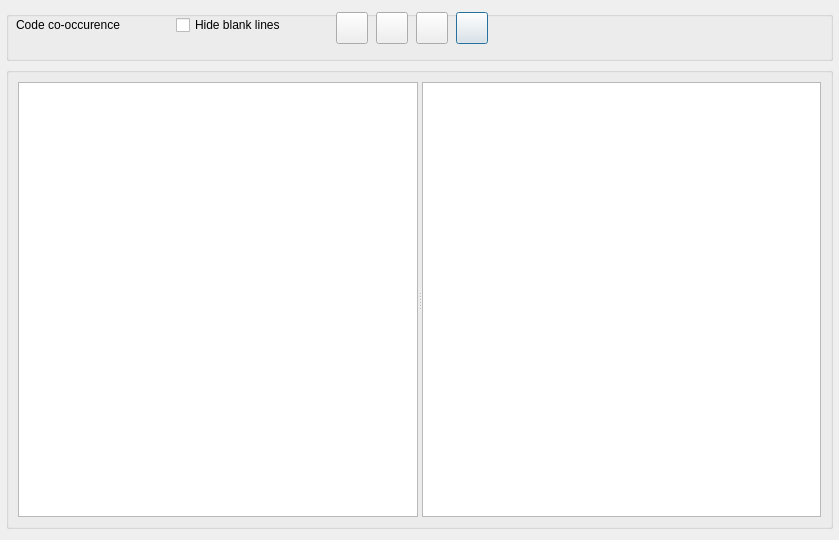
Qt form GUI_UIs/ui_dialog_cooccurrence.ui (ccbogel/QualCoder) before a commit.
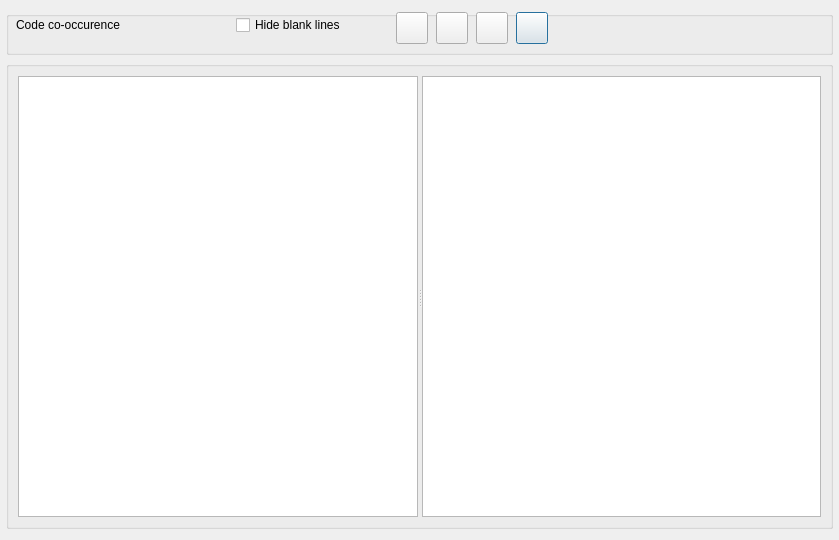
The same form after that commit.

Commit message: resize widgets

```diff
--- a/GUI_UIs/ui_dialog_cooccurrence.ui
+++ b/GUI_UIs/ui_dialog_cooccurrence.ui
@@ -28,13 +28,13 @@
      <property name="minimumSize">
       <size>
        <width>0</width>
-       <height>50</height>
+       <height>44</height>
       </size>
      </property>
      <property name="maximumSize">
       <size>
        <width>16777215</width>
-       <height>50</height>
+       <height>44</height>
       </size>
      </property>
      <property name="title">
@@ -45,7 +45,7 @@
        <rect>
         <x>10</x>
         <y>3</y>
-        <width>151</width>
+        <width>211</width>
         <height>22</height>
        </rect>
       </property>
@@ -74,7 +74,7 @@
      <widget class="QPushButton" name="pushButton_export">
       <property name="geometry">
        <rect>
-        <x>450</x>
+        <x>510</x>
         <y>1</y>
         <width>32</width>
         <height>32</height>
@@ -102,7 +102,7 @@
      <widget class="QCheckBox" name="checkBox_hide_blanks">
       <property name="geometry">
        <rect>
-        <x>170</x>
+        <x>230</x>
         <y>4</y>
         <width>151</width>
         <height>20</height>
@@ -115,7 +115,7 @@
      <widget class="QPushButton" name="pushButton_select_files">
       <property name="geometry">
        <rect>
-        <x>330</x>
+        <x>390</x>
         <y>1</y>
         <width>32</width>
         <height>32</height>
@@ -143,7 +143,7 @@
      <widget class="QPushButton" name="pushButton_select_categories">
       <property name="geometry">
        <rect>
-        <x>410</x>
+        <x>470</x>
         <y>1</y>
         <width>32</width>
         <height>32</height>
@@ -171,7 +171,7 @@
      <widget class="QPushButton" name="pushButton_select_codes">
       <property name="geometry">
        <rect>
-        <x>370</x>
+        <x>430</x>
         <y>1</y>
         <width>32</width>
         <height>32</height>
```
Left out of the diff: 8 changed lines with no effect on the pictures.
